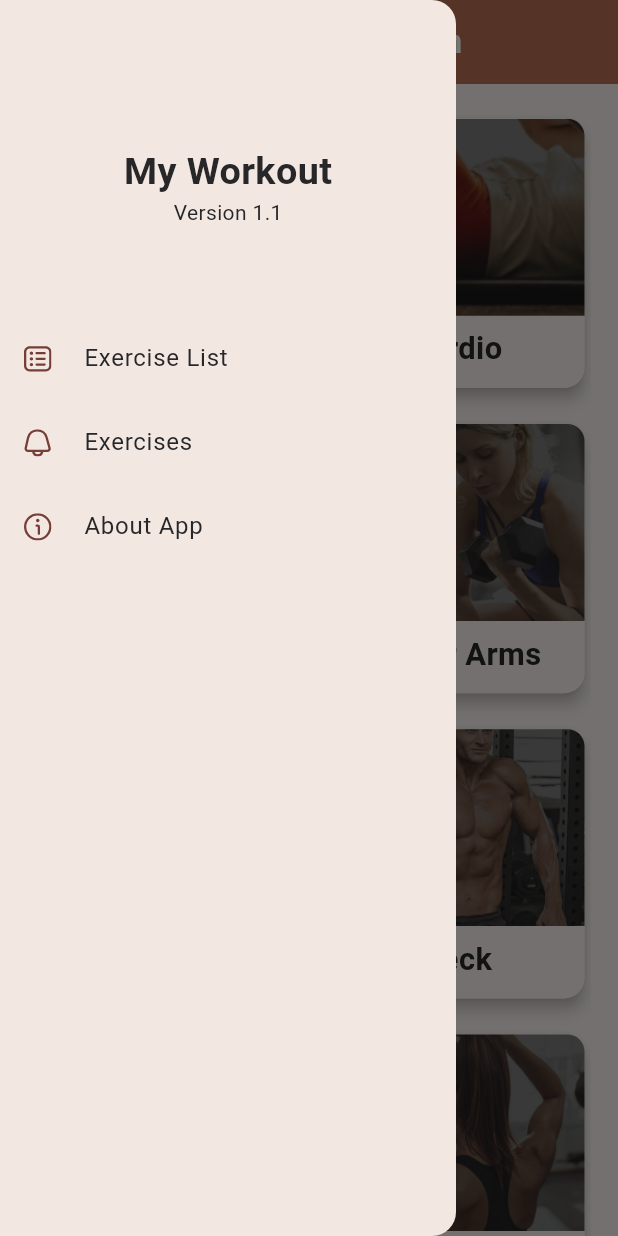
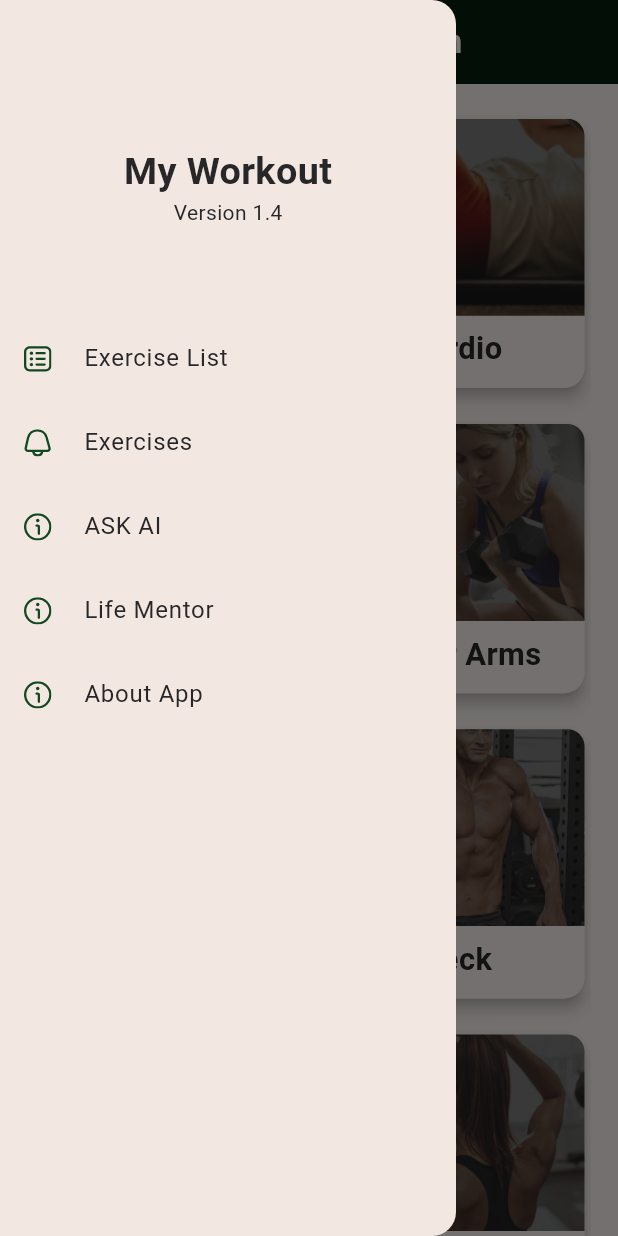
Before and after one commit to RF9soft/Daily-workout-Coach, a Flutter app: the screen it shows after launch, with the side drawer open, on a phone screen of 412 x 824 dp. Run offline on Flutter 3.47's test engine with Material 3 defaults, Android fonts, the phone set to English and light mode, and no system bars; our stand-ins replace cached_network_image, carousel_slider, flutter_screenutil, flutter_svg, gap, get and 3 more; missing offline and left inert: startapp_sdk; network calls fail.

Commit message:
ads chnaged
new ads

```diff
--- /dev/null
+++ b/devtools_options.yaml
@@ -0,0 +1 @@
+extensions:
--- a/lib/common/AppColors.dart
+++ b/lib/common/app_colors.dart
@@ -8,9 +8,9 @@ const Color colorBlack = Color(0xFF27272A);
 const Color hintColor = Color(0xFFC4C4C4);
 const Color colorShadow = Color(0xFFC4C4C4);
 
-const Color colorAppBar = Color(0xFFba6f55);
-const Color colorPrimary = Color(0xFFba6f55);
-const Color colorPrimaryDark = Color(0xFF753e37);
+const Color colorAppBar = Color(0xff071f0d);
+const Color colorPrimary = Color(0xff10210a);
+const Color colorPrimaryDark = Color(0xff124821);
 const Color colorDrawerBg = Color(0xFFf3e8e1);
 const Color colorContainerBg = Color(0xFFf3e8e1);
 const Color colorBorder = Color(0xFFe6cec2);
--- a/lib/common/AppImages.dart
+++ b/lib/common/app_images.dart
@@ -9,6 +9,9 @@ const String back = 'assets/images/back.png';
 const String upperLegs = 'assets/images/upper_legs.png';
 const String shoulders = 'assets/images/shoulders.png';
 const String waist = 'assets/images/waist.png';
+const String leg = 'assets/images/leg_raises.jpg';
+const String pushup = 'assets/images/pushup.png';
+const String squat = 'assets/images/squats.png';
 const String upperArm = 'assets/images/upper_arm.png';
 const String lowerArm = 'assets/images/lower_arm.png';
 const String lowerLegs = 'assets/images/lower_legs.jpg';
--- a/lib/screen/BicepsExerciseScreen.dart
+++ b/lib/screen/biceps_exercise_screen.dart
@@ -9,7 +9,7 @@ import 'package:http/http.dart' as http;
 import 'package:kettlebell/network/ApiHeaders.dart';
 import 'dart:convert';
 
-import '../common/AppColors.dart';
+import '../common/app_colors.dart';
 import '../common/strings.dart';
 import '../network/ApiHeaders2.dart';
 
--- a/lib/screen/exercisedb/ExerciseDetailsScreen.dart
+++ b/lib/screen/exercisedb/exercise_details_screen.dart
@@ -4,7 +4,7 @@ import 'package:gap/gap.dart';
 import 'package:get/get.dart';
 import 'package:startapp_sdk/startapp.dart';
 
-import '../../common/AppColors.dart';
+import '../../common/app_colors.dart';
 
 class ExerciseDetailsScreen extends StatefulWidget {
   final String name;
--- a/lib/screen/exercisedb/ExerciseScreen.dart
+++ b/lib/screen/exercisedb/exercise_screen.dart
@@ -7,10 +7,10 @@ import 'package:get/get.dart';
 import 'package:google_mobile_ads/google_mobile_ads.dart';
 import 'package:shimmer/shimmer.dart';
 
-import '../../common/AppColors.dart';
+import '../../common/app_colors.dart';
 import '../../common/strings.dart';
 import '../../network/ApiService.dart';
-import 'ExerciseDetailsScreen.dart';
+import 'exercise_details_screen.dart';
 
 class ExerciseScreen extends StatefulWidget {
   const ExerciseScreen({super.key});
--- a/lib/screen/HomeScreen.dart
+++ b/lib/screen/home_screens.dart
@@ -5,13 +5,14 @@ import 'package:flutter_screenutil/flutter_screenutil.dart';
 import 'package:gap/gap.dart';
 import 'package:get/get.dart';
 import 'package:google_mobile_ads/google_mobile_ads.dart';
-import 'package:kettlebell/common/AppColors.dart';
-import 'package:kettlebell/common/AppImages.dart';
-import 'package:kettlebell/screen/exercisedb/HomeExerciseDetailsScreen.dart';
+import 'package:kettlebell/common/app_colors.dart';
+import 'package:kettlebell/common/app_images.dart';
+import 'package:kettlebell/screen/exercisedb/home_exercise_details_screen.dart';
+import 'package:kettlebell/screen/women_workout_widget.dart';
 
 import '../common/strings.dart';
-import '../controller/BodyPartController.dart';
-import '../widget/AppDrawer.dart';
+import '../controller/body_part_controller.dart';
+import '../widget/app_drawer.dart';
 
 class HomeScreen extends StatefulWidget {
   const HomeScreen({super.key});
@@ -76,6 +77,7 @@ class _HomeScreenState extends State<HomeScreen> {
       key: _scaffoldKey,
       backgroundColor: colorBg,
       appBar: AppBar(
+        surfaceTintColor: Colors.transparent,
         backgroundColor: colorAppBar,
         title: const Text(
           'Daily Workout Coach',
@@ -123,6 +125,16 @@ class _HomeScreenState extends State<HomeScreen> {
                 ],
               ),
               Gap(16.h),
+              const Text(
+                'Female Workout',
+                style: TextStyle(
+                  color: Colors.black,fontSize: 18,
+                  fontWeight: FontWeight.w500,
+                ),
+              ),
+              SizedBox(height: 8.0),
+              WomenWorkoutWidget(),
+              SizedBox(height: 8.0),
             ],
           ),
         ),
--- a/lib/screen/SplashScreen.dart
+++ b/lib/screen/splash_screen.dart
@@ -2,8 +2,8 @@ import 'package:flutter/material.dart';
 import 'package:flutter_screenutil/flutter_screenutil.dart';
 import 'package:get/get.dart';
 import '../../common/AppRoutes.dart';
-import '../../common/AppColors.dart';
-import '../../common/AppImages.dart';
+import '../../common/app_colors.dart';
+import '../../common/app_images.dart';
 import '../../common/style.dart'; // Import the file where AppText style is defined
 
 class SplashScreen extends StatelessWidget {
--- a/lib/widget/AppDrawer.dart
+++ b/lib/widget/app_drawer.dart
@@ -3,12 +3,13 @@ import 'package:flutter_screenutil/flutter_screenutil.dart';
 import 'package:flutter_svg/svg.dart';
 import 'package:gap/gap.dart';
 import 'package:get/get.dart';
-import 'package:kettlebell/common/AppImages.dart';
-import 'package:kettlebell/screen/BicepsExerciseScreen.dart';
+import 'package:kettlebell/common/app_images.dart';
+import 'package:kettlebell/screen/biceps_exercise_screen.dart';
+import 'package:url_launcher/url_launcher.dart';
+import '../common/app_colors.dart';
+import '../screen/about_screen.dart';
+import '../screen/exercisedb/exercise_screen.dart';
 
-import '../common/AppColors.dart';
-import '../screen/about_screen.dart';
-import '../screen/exercisedb/ExerciseScreen.dart';
 
 class AppDrawer extends StatelessWidget {
   const AppDrawer({super.key});
@@ -30,13 +31,12 @@ class AppDrawer extends StatelessWidget {
             ),
           ),
           const Text(
-            'Version 1.1',
+            'Version 1.4',
             style: TextStyle(
               color: colorBlack,
             ),
           ),
           Gap(50.h),
-
           ListTile(
             leading: SvgPicture.asset(
               list,
@@ -67,8 +67,46 @@ class AppDrawer extends StatelessWidget {
               Get.to(() => const BicepsExerciseScreen());
             },
           ),
-
-
+          ListTile(
+            leading: SvgPicture.asset(
+              info,
+              height: 16.h,
+              width: 16.w,
+              color: colorPrimaryDark,
+            ),
+            title: const Text(
+              'ASK AI',
+              style: TextStyle(color: colorBlack),
+            ),
+            onTap: () async {
+              const url = 'https://play.google.com/store/apps/details?id=com.mentor.virtuai&pcampaignid=web_share';
+              if (await canLaunch(url)) {
+                await launch(url);
+              } else {
+                throw 'Could not launch $url';
+              }
+            },
+          ),
+          ListTile(
+            leading: SvgPicture.asset(
+              info,
+              height: 16.h,
+              width: 16.w,
+              color: colorPrimaryDark,
+            ),
+            title: const Text(
+              'Life Mentor',
+              style: TextStyle(color: colorBlack),
+            ),
+            onTap: () async {
+              const url = 'https://play.google.com/store/apps/details?id=com.life.mentor&pcampaignid=web_share';
+              if (await canLaunch(url)) {
+                await launch(url);
+              } else {
+                throw 'Could not launch $url';
+              }
+            },
+          ),
           ListTile(
             leading: SvgPicture.asset(
               info,
--- a/pubspec.yaml
+++ b/pubspec.yaml
@@ -18,7 +18,7 @@ publish_to: 'none' # Remove this line if you wish to publish to pub.dev
 # https://developer.apple.com/library/archive/documentation/General/Reference/InfoPlistKeyReference/Articles/CoreFoundationKeys.html
 # In Windows, build-name is used as the major, minor, and patch parts
 # of the product and file versions while build-number is used as the build suffix.
-version: 1.1.3+3
+version: 1.1.4+4
 
 environment:
   sdk: '>=3.1.3 <4.0.0'
@@ -51,6 +51,8 @@ dependencies:
   google_mobile_ads: ^3.1.0
   get_storage: ^2.1.1
   startapp_sdk: ^0.4.2
+  url_launcher: ^6.2.6
+  carousel_slider: ^4.2.1
 
 dev_dependencies:
   flutter_test:
```
Also changed, not shown: lib/main.dart (+4 -4 lines), lib/screen/exercisedb/home_exercise_details_screen.dart (renamed from lib/screen/exercisedb/HomeExerciseDetailsScreen.dart, +4 -4 lines), lib/screen/women/workout_women_details_screen.dart (added, +32 -0 lines), lib/screen/women_workout_widget.dart (added, +106 -0 lines), assets/images/leg_raises.jpg (added), assets/images/pushup.png (added), assets/images/squats.png (added), lib/common/app_fonts.dart (renamed from lib/common/AppFonts.dart), lib/controller/body_part_controller.dart (renamed from lib/controller/BodyPartController.dart), lib/widget/shimmer_loading_effect.dart (renamed from lib/widget/ShimmerLoadingEffect.dart), pubspec.lock, 5 other files.
